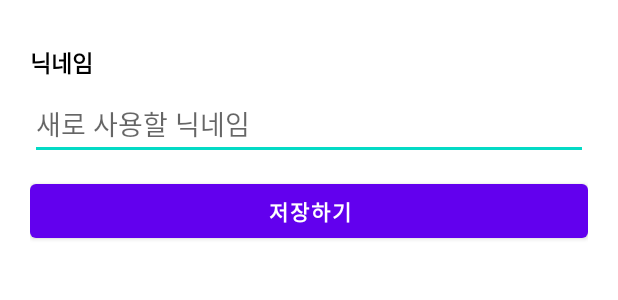
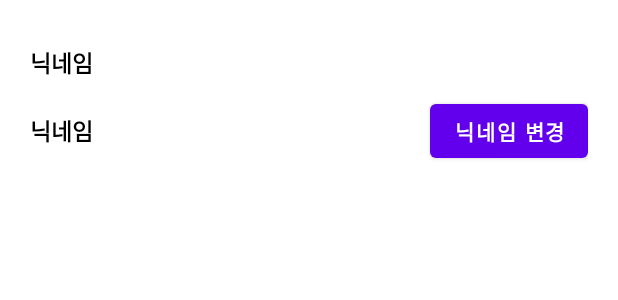
Before and after one commit to zcKO/OrderDelivery_20220222, an Android app: the layout fragment_my_profile.xml on its own in the app's theme, with its tools: preview values and no code run, on a phone screen of 412 x 824 dp. Shown: the top 300 px of the screen. Run offline under Robolectric (Android 15) with nearby library versions, the phone set to English and light mode, and no system bars.

Commit message:
내 정보 설정 화면 작성, UI 가 바뀌어 수정  - 닉네임 변경 xml <-> 내 정보 설정 xml

```diff
--- a/app/src/main/AndroidManifest.xml
+++ b/app/src/main/AndroidManifest.xml
@@ -14,6 +14,9 @@
         android:theme="@style/Theme.OrderDelivery_20220222"
         android:usesCleartextTraffic="true">
         <activity
+            android:name=".detail.ChangeNicknameActivity"
+            android:exported="false" />
+        <activity
             android:name=".detail.PizzaOrderDetailActivity"
             android:exported="false" />
         <activity
--- a/app/src/main/res/layout/fragment_my_profile.xml
+++ b/app/src/main/res/layout/fragment_my_profile.xml
@@ -1,32 +1,49 @@
 <?xml version="1.0" encoding="utf-8"?>
 <LinearLayout xmlns:android="http://schemas.android.com/apk/res/android"
+    xmlns:tools="http://schemas.android.com/tools"
     android:layout_width="match_parent"
     android:layout_height="match_parent"
-    android:padding="20dp"
-    android:orientation="vertical">
+    android:orientation="vertical"
+    android:padding="20dp">
 
     <TextView
+        android:layout_width="wrap_content"
+        android:layout_height="wrap_content"
+        android:layout_marginTop="10dp"
         android:text="닉네임"
-        android:layout_marginTop="10dp"
-        android:layout_width="wrap_content"
+        android:textColor="@color/black"
         android:textSize="15sp"
-        android:textColor="@color/black"
-        android:textStyle="bold"
-        android:layout_height="wrap_content" />
+        android:textStyle="bold" />
 
-    <EditText
-        android:id="@+id/inputNickNameEditText"
+    <LinearLayout
         android:layout_width="match_parent"
         android:layout_height="wrap_content"
-        android:layout_marginTop="5dp"
-        android:hint="새로 사용할 닉네임"/>
+        android:layout_marginTop="10dp"
+        android:gravity="center_vertical"
+        android:orientation="horizontal">
 
-    <Button
-        android:id="@+id/saveNicknameButton"
-        android:layout_width="match_parent"
-        android:layout_marginTop="10dp"
-        android:layout_height="wrap_content"
-        android:textStyle="bold"
-        android:text="저장하기"/>
+        <TextView
+            android:id="@+id/myNicknameTextView"
+            android:layout_width="wrap_content"
+            android:layout_height="wrap_content"
+            android:textColor="@color/black"
+            android:textSize="15sp"
+            android:textStyle="bold"
+            tools:text="닉네임" />
+
+        <TextView
+            android:layout_width="0dp"
+            android:layout_height="wrap_content"
+            android:layout_weight="1" />
+
+        <Button
+            android:id="@+id/changeNicknameButton"
+            android:layout_width="wrap_content"
+            android:layout_height="wrap_content"
+            android:text="닉네임 변경"
+            android:textStyle="bold" />
+
+    </LinearLayout>
+
 
 </LinearLayout>
```
Also changed, not shown: app/src/main/java/com/jc/orderdelivery_20220222/detail/ChangeNicknameActivity.kt (added, +12 -0 lines), app/src/main/res/layout/activity_change_nickname.xml (added, +32 -0 lines).
